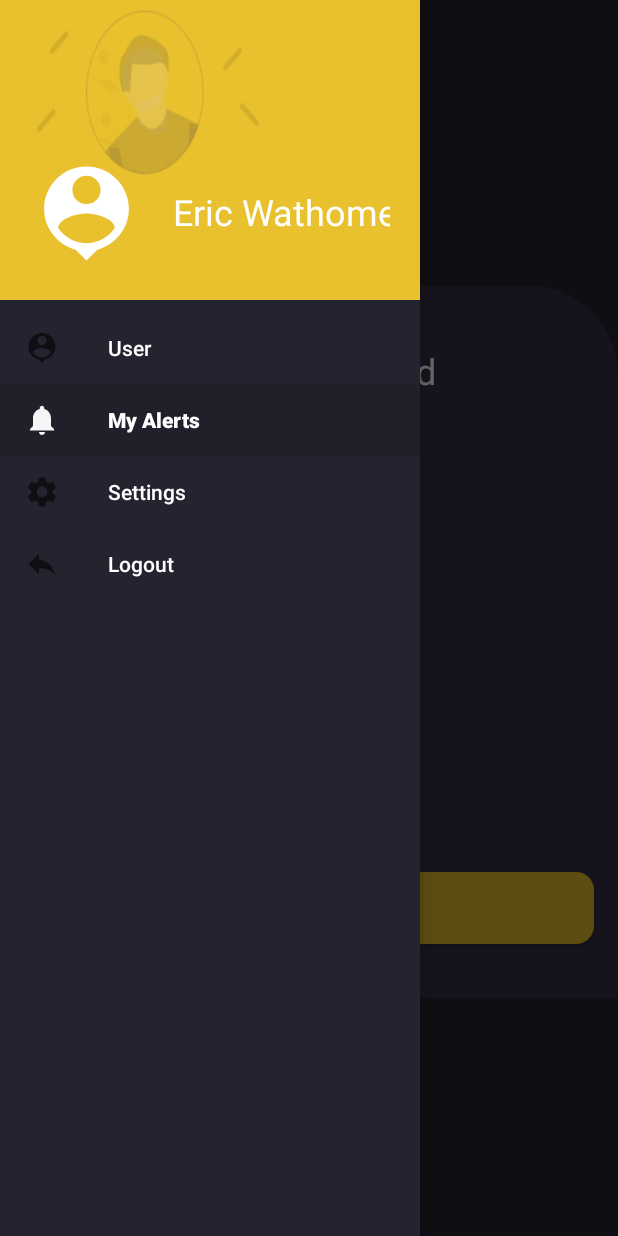
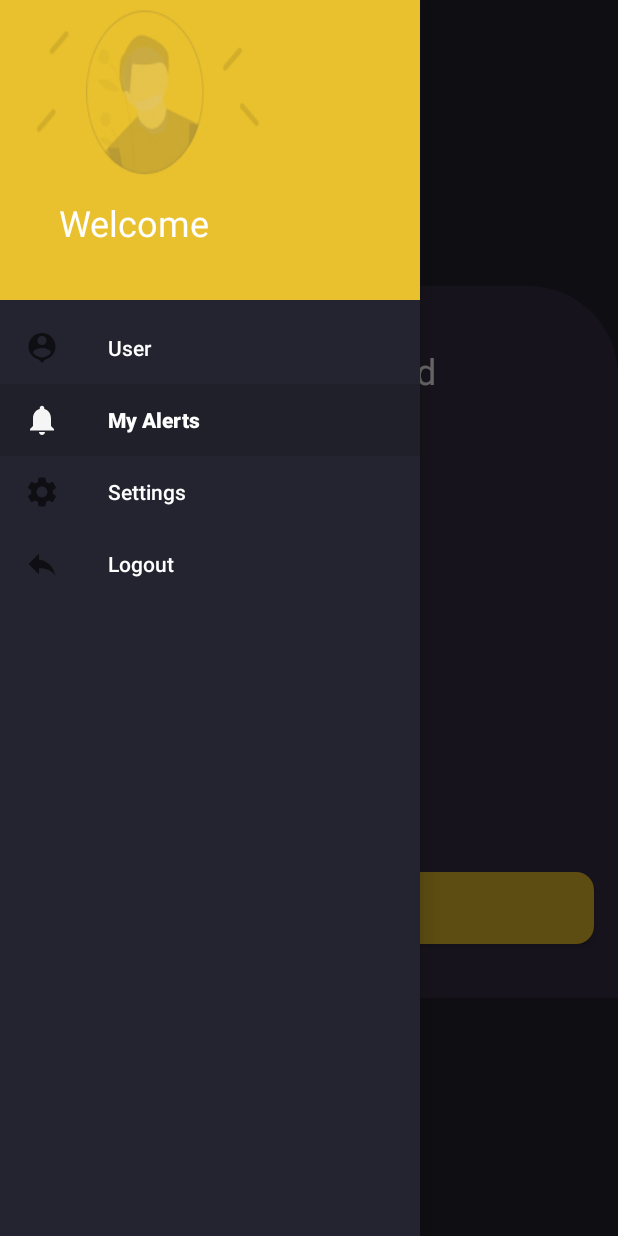
Before and after one commit to kadimasum/BlackAlaer-Android, an Android app: the AlertHomeActivity screen opened directly, with no data from a screen before it, with the side drawer open, on a phone screen of 412 x 824 dp. Run offline under Robolectric (Android 15) with nearby library versions, the phone set to English and light mode, and no system bars; Roboto replaces fonts that are not available here.

Commit message:
updated header.xml

```diff
--- a/app/src/main/res/layout/header.xml
+++ b/app/src/main/res/layout/header.xml
@@ -9,25 +9,17 @@
     android:padding="20dp">
 
 
-    <ImageView
-        android:id="@+id/imageView"
-        android:layout_width="wrap_content"
-        android:layout_height="wrap_content"
-        app:layout_constraintBottom_toBottomOf="parent"
-        app:layout_constraintStart_toStartOf="parent"
-        app:srcCompat="@drawable/ic_baseline_person_pin_24" />
-
     <TextView
         android:id="@+id/textView3"
         android:layout_width="wrap_content"
         android:layout_height="wrap_content"
-        android:layout_marginStart="20dp"
-        android:layout_marginTop="20dp"
-        android:text="Eric Wathome"
+        android:layout_marginStart="19dp"
+        android:layout_marginBottom="15dp"
+        android:text="Welcome"
         android:textColor="@color/white"
         android:textSize="24sp"
-        app:layout_constraintStart_toEndOf="@+id/imageView"
-        app:layout_constraintTop_toTopOf="@+id/imageView" />
+        app:layout_constraintBottom_toBottomOf="parent"
+        app:layout_constraintStart_toStartOf="parent" />
 
 
 </androidx.constraintlayout.widget.ConstraintLayout>
```
